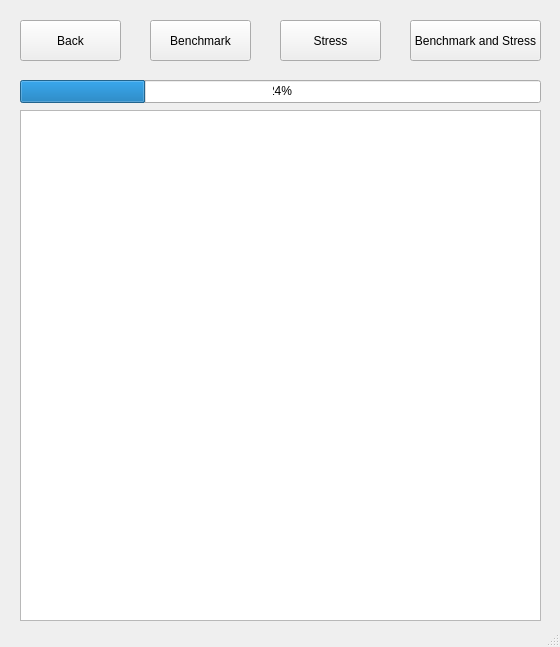
First picture: the form in AppResources/NewTestUI.ui, repository HoangTranUnion/BenchmarkAndStressApp, before the edit.
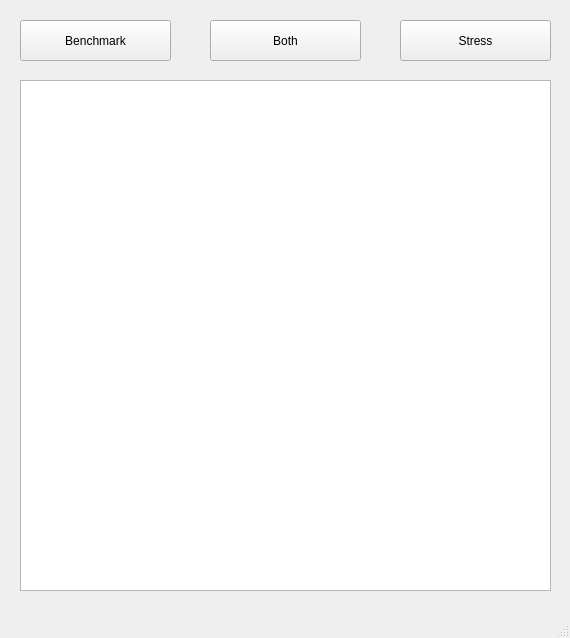
Second picture: the form after the edit.

Diff of the .ui file:
```diff
--- a/AppResources/NewTestUI.ui
+++ b/AppResources/NewTestUI.ui
@@ -6,33 +6,20 @@
    <rect>
     <x>0</x>
     <y>0</y>
-    <width>560</width>
-    <height>647</height>
+    <width>570</width>
+    <height>638</height>
    </rect>
   </property>
   <property name="windowTitle">
    <string>Test Options</string>
   </property>
   <widget class="QWidget" name="centralwidget">
-   <widget class="QPushButton" name="pushButton">
-    <property name="geometry">
-     <rect>
-      <x>20</x>
-      <y>20</y>
-      <width>101</width>
-      <height>41</height>
-     </rect>
-    </property>
-    <property name="text">
-     <string>Back</string>
-    </property>
-   </widget>
    <widget class="QPushButton" name="pushButton_2">
     <property name="geometry">
      <rect>
-      <x>150</x>
+      <x>20</x>
       <y>20</y>
-      <width>101</width>
+      <width>151</width>
       <height>41</height>
      </rect>
     </property>
@@ -43,9 +30,9 @@
    <widget class="QPushButton" name="pushButton_3">
     <property name="geometry">
      <rect>
-      <x>280</x>
+      <x>400</x>
       <y>20</y>
-      <width>101</width>
+      <width>151</width>
       <height>41</height>
      </rect>
     </property>
@@ -56,38 +43,22 @@
    <widget class="QPushButton" name="pushButton_4">
     <property name="geometry">
      <rect>
-      <x>410</x>
+      <x>210</x>
       <y>20</y>
-      <width>131</width>
+      <width>151</width>
       <height>41</height>
      </rect>
     </property>
     <property name="text">
-     <string>Benchmark and Stress</string>
-    </property>
-   </widget>
-   <widget class="QProgressBar" name="progressBar">
-    <property name="geometry">
-     <rect>
-      <x>20</x>
-      <y>80</y>
-      <width>521</width>
-      <height>23</height>
-     </rect>
-    </property>
-    <property name="styleSheet">
-     <string notr="true">QProgressBar {text-align:center;}</string>
-    </property>
-    <property name="value">
-     <number>24</number>
+     <string>Both</string>
     </property>
    </widget>
    <widget class="QTextBrowser" name="textBrowser">
     <property name="geometry">
      <rect>
       <x>20</x>
-      <y>110</y>
-      <width>521</width>
+      <y>80</y>
+      <width>531</width>
       <height>511</height>
      </rect>
     </property>
```
